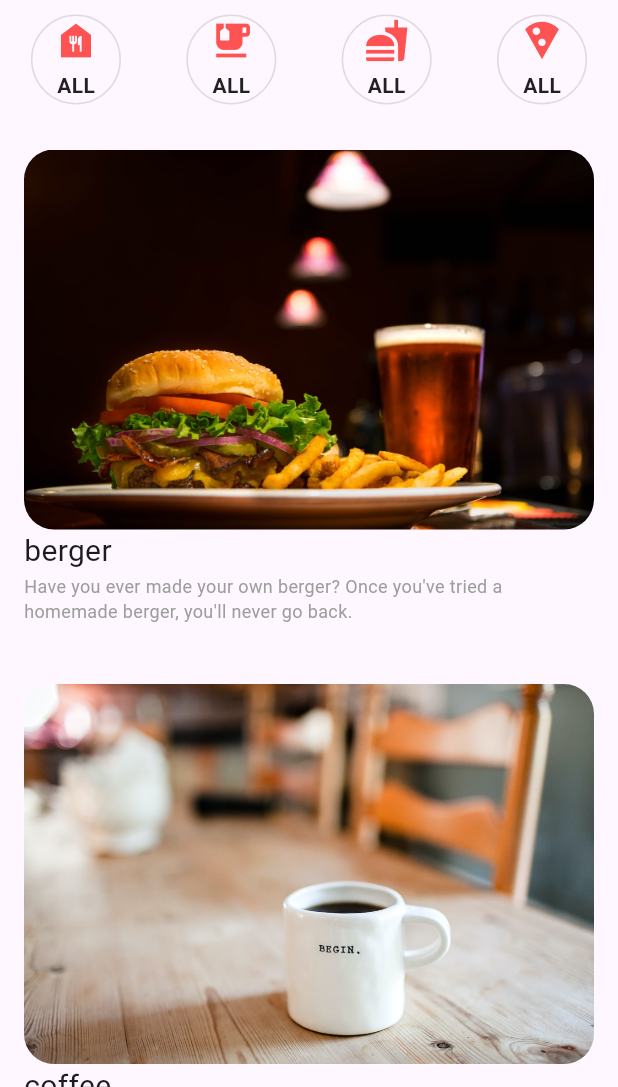
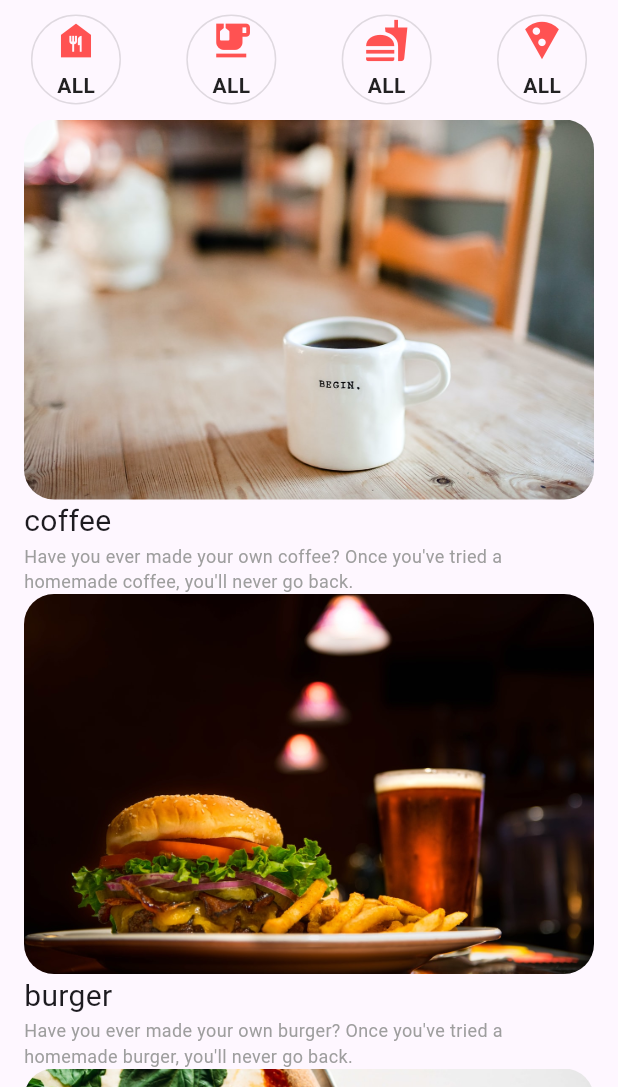
Before and after one commit to KimSoapSoap/recipeapp, a Flutter app: the screen it shows after launch, on a phone screen of 412 x 824 dp, the part 149-1236 px from its top. Run offline on Flutter 3.47's test engine with Material 3 defaults, Android fonts, the phone set to English and light mode, and no system bars; our stand-ins replace google_fonts.

Commit message:
완성인가

```diff
--- a/lib/main.dart
+++ b/lib/main.dart
@@ -47,9 +47,13 @@ class HomePage extends StatelessWidget {
               SizedBox(height: 10),
               _menu(),
               SizedBox(height: 10),
-              RecipeItem("burger.jpeg", "berger"),
               RecipeItem("coffee.jpeg", "coffee"),
+              RecipeItem("burger.jpeg", "burger"),
               RecipeItem("pizza.jpeg", "pizza"),
+              Container(
+                height: 300,
+                color: Colors.red,
+              ),
             ],
           ),
         ));
@@ -120,9 +124,7 @@ class RecipeItem extends StatelessWidget {
 
   @override
   Widget build(BuildContext context) {
-    return Padding(
-      padding: const EdgeInsets.symmetric(vertical: 20),
-      child: Column(
+    return Column(
       crossAxisAlignment: CrossAxisAlignment.start,
       children: [
         AspectRatio(
@@ -141,7 +143,6 @@ class RecipeItem extends StatelessWidget {
           style: TextStyle(color: Colors.grey, fontSize: 12),
         ),
       ],
-      ),
     );
   }
 }
```
Lines whose indentation alone changed are shown as unchanged.
